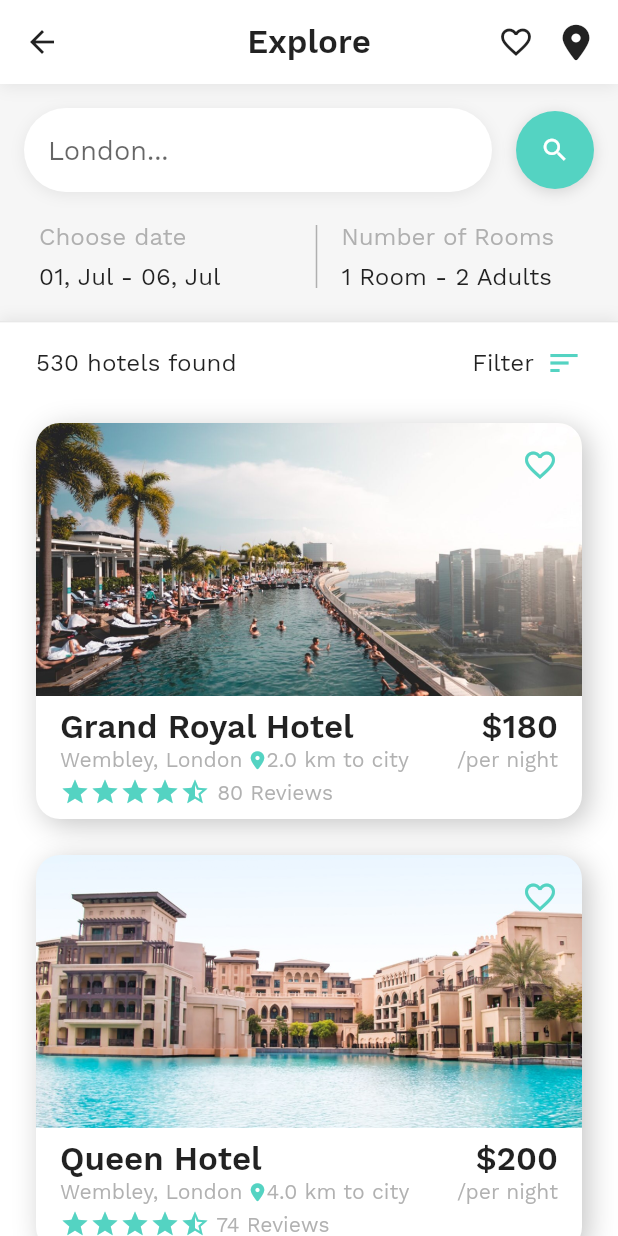
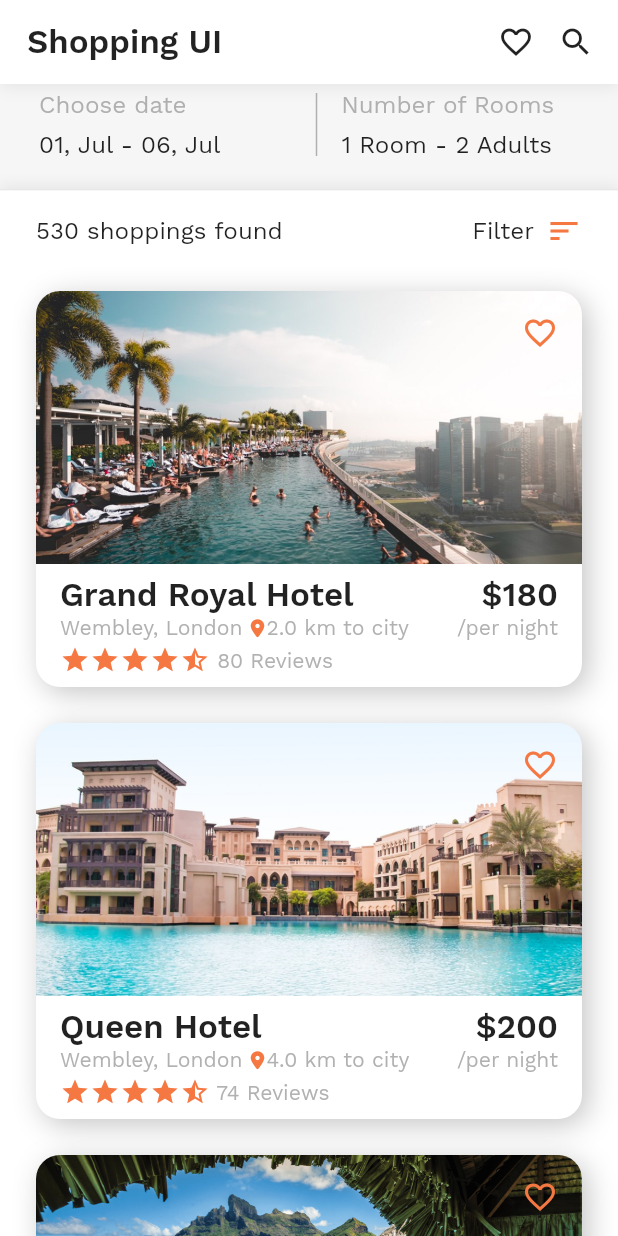
Before and after one commit to rijaz-logiticks/Shopping-App-UI, a Flutter app: the screen it shows after launch, on a phone screen of 412 x 824 dp. Run offline on Flutter 3.47's test engine with Material 2 defaults, Android fonts, the phone set to English and light mode, and no system bars; drawn by our look-alikes of smooth_star_rating; our stand-ins replace font_awesome_flutter.

```diff
--- a/lib/main.dart
+++ b/lib/main.dart
@@ -1,6 +1,6 @@
 import 'package:flutter/material.dart';
-import 'package:shopping_ui/screens/hotel_home_screen.dart';
-import 'package:shopping_ui/theme/hotel_app_theme.dart';
+import 'package:shopping_ui/screens/shopping_home_screen.dart';
+import 'package:shopping_ui/theme/shopping_app_theme.dart';
 
 void main() {
   runApp(MyApp());
@@ -13,7 +13,7 @@ class MyApp extends StatelessWidget {
     return MaterialApp(
       title: 'Shopping UI',
       theme: HotelAppTheme.buildLightTheme(),
-      home: HotelHomeScreen(),
+      home: ShoppingHomeScreen(),
     );
   }
 }
--- a/lib/models/hotel_list_data.dart
+++ b/lib/models/shopping_list_data.dart
@@ -1,5 +1,5 @@
-class HotelListData {
-  HotelListData({
+class ShoppingListData {
+  ShoppingListData({
     this.imagePath = '',
     this.titleTxt = '',
     this.subTxt = "",
@@ -17,9 +17,9 @@ class HotelListData {
   int reviews;
   int perNight;
 
-  static List<HotelListData> hotelList = <HotelListData>[
-    HotelListData(
-      imagePath: 'assets/images/hotel_1.png',
+  static List<ShoppingListData> shoppingList = <ShoppingListData>[
+    ShoppingListData(
+      imagePath: 'assets/images/shopping_1.png',
       titleTxt: 'Grand Royal Hotel',
       subTxt: 'Wembley, London',
       dist: 2.0,
@@ -27,8 +27,8 @@ class HotelListData {
       rating: 4.4,
       perNight: 180,
     ),
-    HotelListData(
-      imagePath: 'assets/images/hotel_2.png',
+    ShoppingListData(
+      imagePath: 'assets/images/shopping_2.png',
       titleTxt: 'Queen Hotel',
       subTxt: 'Wembley, London',
       dist: 4.0,
@@ -36,8 +36,8 @@ class HotelListData {
       rating: 4.5,
       perNight: 200,
     ),
-    HotelListData(
-      imagePath: 'assets/images/hotel_3.png',
+    ShoppingListData(
+      imagePath: 'assets/images/shopping_3.png',
       titleTxt: 'Grand Royal Hotel',
       subTxt: 'Wembley, London',
       dist: 3.0,
@@ -45,8 +45,8 @@ class HotelListData {
       rating: 4.0,
       perNight: 60,
     ),
-    HotelListData(
-      imagePath: 'assets/images/hotel_4.png',
+    ShoppingListData(
+      imagePath: 'assets/images/shopping_4.png',
       titleTxt: 'Queen Hotel',
       subTxt: 'Wembley, London',
       dist: 7.0,
@@ -54,8 +54,8 @@ class HotelListData {
       rating: 4.4,
       perNight: 170,
     ),
-    HotelListData(
-      imagePath: 'assets/images/hotel_5.png',
+    ShoppingListData(
+      imagePath: 'assets/images/shopping_5.png',
       titleTxt: 'Grand Royal Hotel',
       subTxt: 'Wembley, London',
       dist: 2.0,
--- a/lib/screens/filters_screen.dart
+++ b/lib/screens/filters_screen.dart
@@ -1,10 +1,9 @@
 import 'package:flutter/cupertino.dart';
 import 'package:flutter/material.dart';
 import 'package:shopping_ui/models/popular_filter_list.dart';
-import 'package:shopping_ui/theme/hotel_app_theme.dart';
+import 'package:shopping_ui/theme/shopping_app_theme.dart';
 import 'package:shopping_ui/widgets/range_slider_view.dart';
 import 'package:shopping_ui/widgets/slider_view.dart';
-
 
 class FiltersScreen extends StatefulWidget {
   @override
--- a/lib/screens/hotel_home_screen.dart
+++ b/lib/screens/shopping_home_screen.dart
@@ -3,21 +3,21 @@ import 'dart:ui';
 import 'package:flutter/material.dart';
 import 'package:font_awesome_flutter/font_awesome_flutter.dart';
 import 'package:intl/intl.dart';
-import 'package:shopping_ui/models/hotel_list_data.dart';
-import 'package:shopping_ui/theme/hotel_app_theme.dart';
+import 'package:shopping_ui/models/shopping_list_data.dart';
+import 'package:shopping_ui/theme/shopping_app_theme.dart';
 import 'package:shopping_ui/widgets/calendar_popup_view.dart';
-import 'package:shopping_ui/widgets/hotel_list_view.dart';
+import 'package:shopping_ui/widgets/shopping_list_view.dart';
 import 'filters_screen.dart';
 
-class HotelHomeScreen extends StatefulWidget {
+class ShoppingHomeScreen extends StatefulWidget {
   @override
-  _HotelHomeScreenState createState() => _HotelHomeScreenState();
+  _ShoppingHomeScreenState createState() => _ShoppingHomeScreenState();
 }
 
-class _HotelHomeScreenState extends State<HotelHomeScreen>
+class _ShoppingHomeScreenState extends State<ShoppingHomeScreen>
     with TickerProviderStateMixin {
   late AnimationController animationController;
-  List<HotelListData> hotelList = HotelListData.hotelList;
+  List<ShoppingListData> shoppingList = ShoppingListData.shoppingList;
   final ScrollController _scrollController = ScrollController();
 
   DateTime startDate = DateTime.now();
@@ -43,9 +43,7 @@ class _HotelHomeScreenState extends State<HotelHomeScreen>
 
   @override
   Widget build(BuildContext context) {
-    return Theme(
-      data: HotelAppTheme.buildLightTheme(),
-      child: Container(
+    return Container(
       child: Scaffold(
         body: Stack(
           children: <Widget>[
@@ -71,7 +69,6 @@ class _HotelHomeScreenState extends State<HotelHomeScreen>
                                 (BuildContext context, int index) {
                               return Column(
                                 children: <Widget>[
-                                    getSearchBarUI(),
                                   getTimeDateUI(),
                                 ],
                               );
@@ -87,15 +84,15 @@ class _HotelHomeScreenState extends State<HotelHomeScreen>
                         ];
                       },
                       body: Container(
-                          color:
-                              HotelAppTheme.buildLightTheme().backgroundColor,
+                        color: HotelAppTheme.buildLightTheme().backgroundColor,
                         child: ListView.builder(
-                            itemCount: hotelList.length,
+                          itemCount: shoppingList.length,
                           padding: const EdgeInsets.only(top: 8),
                           scrollDirection: Axis.vertical,
                           itemBuilder: (BuildContext context, int index) {
-                              final int count =
-                                  hotelList.length > 10 ? 10 : hotelList.length;
+                            final int count = shoppingList.length > 10
+                                ? 10
+                                : shoppingList.length;
                             final Animation<double> animation =
                                 Tween<double>(begin: 0.0, end: 1.0).animate(
                                     CurvedAnimation(
@@ -104,9 +101,9 @@ class _HotelHomeScreenState extends State<HotelHomeScreen>
                                             (1 / count) * index, 1.0,
                                             curve: Curves.fastOutSlowIn)));
                             animationController.forward();
-                              return HotelListView(
+                            return ShoppingListView(
                               callback: () {},
-                                hotelData: hotelList[index],
+                              shoppingData: shoppingList[index],
                               animation: animation,
                               animationController: animationController,
                             );
@@ -119,7 +116,6 @@ class _HotelHomeScreenState extends State<HotelHomeScreen>
               ),
             ),
           ],
-          ),
         ),
       ),
     );
@@ -147,11 +143,11 @@ class _HotelHomeScreenState extends State<HotelHomeScreen>
                   return const SizedBox();
                 } else {
                   return ListView.builder(
-                    itemCount: hotelList.length,
+                    itemCount: shoppingList.length,
                     scrollDirection: Axis.vertical,
                     itemBuilder: (BuildContext context, int index) {
                       final int count =
-                          hotelList.length > 10 ? 10 : hotelList.length;
+                          shoppingList.length > 10 ? 10 : shoppingList.length;
                       final Animation<double> animation =
                           Tween<double>(begin: 0.0, end: 1.0).animate(
                               CurvedAnimation(
@@ -160,9 +156,9 @@ class _HotelHomeScreenState extends State<HotelHomeScreen>
                                       curve: Curves.fastOutSlowIn)));
                       animationController.forward();
 
-                      return HotelListView(
+                      return ShoppingListView(
                         callback: () {},
-                        hotelData: hotelList[index],
+                        shoppingData: shoppingList[index],
                         animation: animation,
                         animationController: animationController,
                       );
@@ -178,9 +174,9 @@ class _HotelHomeScreenState extends State<HotelHomeScreen>
   }
 
   Widget getHotelViewList() {
-    final List<Widget> hotelListViews = <Widget>[];
-    for (int i = 0; i < hotelList.length; i++) {
-      final int count = hotelList.length;
+    final List<Widget> shoppingListViews = <Widget>[];
+    for (int i = 0; i < shoppingList.length; i++) {
+      final int count = shoppingList.length;
       final Animation<double> animation =
           Tween<double>(begin: 0.0, end: 1.0).animate(
         CurvedAnimation(
@@ -188,10 +184,10 @@ class _HotelHomeScreenState extends State<HotelHomeScreen>
           curve: Interval((1 / count) * i, 1.0, curve: Curves.fastOutSlowIn),
         ),
       );
-      hotelListViews.add(
-        HotelListView(
+      shoppingListViews.add(
+        ShoppingListView(
           callback: () {},
-          hotelData: hotelList[i],
+          shoppingData: shoppingList[i],
           animation: animation,
           animationController: animationController,
         ),
@@ -199,7 +195,7 @@ class _HotelHomeScreenState extends State<HotelHomeScreen>
     }
     animationController.forward();
     return Column(
-      children: hotelListViews,
+      children: shoppingListViews,
     );
   }
 
@@ -321,81 +317,6 @@ class _HotelHomeScreenState extends State<HotelHomeScreen>
     );
   }
 
-  Widget getSearchBarUI() {
-    return Padding(
-      padding: const EdgeInsets.only(left: 16, right: 16, top: 8, bottom: 8),
-      child: Row(
-        children: <Widget>[
-          Expanded(
-            child: Padding(
-              padding: const EdgeInsets.only(right: 16, top: 8, bottom: 8),
-              child: Container(
-                decoration: BoxDecoration(
-                  color: HotelAppTheme.buildLightTheme().backgroundColor,
-                  borderRadius: const BorderRadius.all(
-                    Radius.circular(38.0),
-                  ),
-                  boxShadow: <BoxShadow>[
-                    BoxShadow(
-                        color: Colors.grey.withOpacity(0.2),
-                        offset: const Offset(0, 2),
-                        blurRadius: 8.0),
-                  ],
-                ),
-                child: Padding(
-                  padding: const EdgeInsets.only(
-                      left: 16, right: 16, top: 4, bottom: 4),
-                  child: TextField(
-                    onChanged: (String txt) {},
-                    style: const TextStyle(
-                      fontSize: 18,
-                    ),
-                    cursorColor: HotelAppTheme.buildLightTheme().primaryColor,
-                    decoration: InputDecoration(
-                      border: InputBorder.none,
-                      hintText: 'London...',
-                    ),
-                  ),
-                ),
-              ),
-            ),
-          ),
-          Container(
-            decoration: BoxDecoration(
-              color: HotelAppTheme.buildLightTheme().primaryColor,
-              borderRadius: const BorderRadius.all(
-                Radius.circular(38.0),
-              ),
-              boxShadow: <BoxShadow>[
-                BoxShadow(
-                    color: Colors.grey.withOpacity(0.4),
-                    offset: const Offset(0, 2),
-                    blurRadius: 8.0),
-              ],
-            ),
-            child: Material(
-              color: Colors.transparent,
-              child: InkWell(
-                borderRadius: const BorderRadius.all(
-                  Radius.circular(32.0),
-                ),
-                onTap: () {
-                  FocusScope.of(context).requestFocus(FocusNode());
-                },
-                child: Padding(
-                  padding: const EdgeInsets.all(16.0),
-                  child: Icon(Icons.search,
-                      size: 20,
-                      color: HotelAppTheme.buildLightTheme().backgroundColor),
-                ),
-              ),
-            ),
-          ),
-        ],
-      ),
-    );
-  }
-
   Widget getFilterBarUI() {
     return Stack(
       children: <Widget>[
@@ -427,7 +348,7 @@ class _HotelHomeScreenState extends State<HotelHomeScreen>
                   child: Padding(
                     padding: const EdgeInsets.all(8.0),
                     child: Text(
-                      '530 hotels found',
+                      '530 shoppings found',
                       style: TextStyle(
                         fontWeight: FontWeight.w100,
                         fontSize: 16,
@@ -498,7 +419,7 @@ class _HotelHomeScreenState extends State<HotelHomeScreen>
       builder: (BuildContext context) => CalendarPopupView(
         barrierDismissible: true,
         minimumDate: DateTime.now(),
-        maximumDate: DateTime(DateTime.now().year , DateTime.now().month+1,
+        maximumDate: DateTime(DateTime.now().year, DateTime.now().month + 1,
             DateTime.now().day + 10),
         initialEndDate: endDate,
         initialStartDate: startDate,
@@ -528,37 +449,15 @@ class _HotelHomeScreenState extends State<HotelHomeScreen>
       ),
       child: Padding(
         padding: EdgeInsets.only(
-            top: MediaQuery.of(context).padding.top, left: 8, right: 8),
+            top: MediaQuery.of(context).padding.top, left: 18, right: 8),
         child: Row(
           children: <Widget>[
-            Container(
-              alignment: Alignment.centerLeft,
-              width: AppBar().preferredSize.height + 40,
-              height: AppBar().preferredSize.height,
-              child: Material(
-                color: Colors.transparent,
-                child: InkWell(
-                  borderRadius: const BorderRadius.all(
-                    Radius.circular(32.0),
-                  ),
-                  onTap: () {
-                    Navigator.pop(context);
-                  },
-                  child: Padding(
-                    padding: const EdgeInsets.all(8.0),
-                    child: Icon(Icons.arrow_back),
-                  ),
-                ),
-              ),
-            ),
             Expanded(
-              child: Center(
               child: Text(
-                  'Explore',
+                'Shopping UI',
                 style: TextStyle(
                   fontWeight: FontWeight.w600,
                   fontSize: 22,
-                  ),
                 ),
               ),
             ),
@@ -591,7 +490,7 @@ class _HotelHomeScreenState extends State<HotelHomeScreen>
                       onTap: () {},
                       child: Padding(
                         padding: const EdgeInsets.all(8.0),
-                        child: Icon(FontAwesomeIcons.mapMarkerAlt),
+                        child: Icon(Icons.search),
                       ),
                     ),
                   ),
--- a/lib/theme/hotel_app_theme.dart
+++ b/lib/theme/shopping_app_theme.dart
@@ -22,8 +22,8 @@ class HotelAppTheme {
   }
 
   static ThemeData buildLightTheme() {
-    final Color primaryColor = HexColor('#54D3C2');
-    final Color secondaryColor = HexColor('#54D3C2');
+    final Color primaryColor = HexColor('#f57842');
+    final Color secondaryColor = HexColor('#f57842');
     final ColorScheme colorScheme = const ColorScheme.light().copyWith(
       primary: primaryColor,
       secondary: secondaryColor,
--- a/lib/widgets/calendar_popup_view.dart
+++ b/lib/widgets/calendar_popup_view.dart
@@ -2,7 +2,7 @@ import 'dart:ui';
 
 import 'package:flutter/material.dart';
 import 'package:intl/intl.dart';
-import 'package:shopping_ui/theme/hotel_app_theme.dart';
+import 'package:shopping_ui/theme/shopping_app_theme.dart';
 
 import '../widgets/custom_calendar.dart';
 
@@ -216,7 +216,8 @@ class _CalendarPopupViewState extends State<CalendarPopupView>
                                         // animationController.reverse().then((f) {
 
                                         // });
-                                        widget.onApplyClick(startDate!, endDate!);
+                                        widget.onApplyClick(
+                                            startDate!, endDate!);
                                         Navigator.pop(context);
                                       } catch (_) {}
                                     },
--- a/lib/widgets/custom_calendar.dart
+++ b/lib/widgets/custom_calendar.dart
@@ -1,6 +1,6 @@
 import 'package:flutter/material.dart';
 import 'package:intl/intl.dart';
-import 'package:shopping_ui/theme/hotel_app_theme.dart';
+import 'package:shopping_ui/theme/shopping_app_theme.dart';
 
 class CustomCalendarView extends StatefulWidget {
   const CustomCalendarView(
--- a/lib/widgets/range_slider_view.dart
+++ b/lib/widgets/range_slider_view.dart
@@ -1,6 +1,6 @@
 import 'package:flutter/material.dart';
 
-import '../theme/hotel_app_theme.dart';
+import '../theme/shopping_app_theme.dart';
 
 class RangeSliderView extends StatefulWidget {
   const RangeSliderView(
@@ -72,8 +72,8 @@ class _RangeSliderViewState extends State<RangeSliderView> {
           ),
           SliderTheme(
             data: SliderThemeData(
-              // rangeThumbShape: CustomRangeThumbShape(),
-            ),
+                // rangeThumbShape: CustomRangeThumbShape(),
+                ),
             child: RangeSlider(
               values: _values,
               min: 0.0,
--- a/lib/widgets/hotel_list_view.dart
+++ b/lib/widgets/shopping_list_view.dart
@@ -1,21 +1,20 @@
 import 'package:flutter/material.dart';
 import 'package:font_awesome_flutter/font_awesome_flutter.dart';
-import 'package:shopping_ui/models/hotel_list_data.dart';
-import 'package:shopping_ui/theme/hotel_app_theme.dart';
+import 'package:shopping_ui/models/shopping_list_data.dart';
+import 'package:shopping_ui/theme/shopping_app_theme.dart';
 import 'package:smooth_star_rating/smooth_star_rating.dart';
 
-
-class HotelListView extends StatelessWidget {
-  const HotelListView(
+class ShoppingListView extends StatelessWidget {
+  const ShoppingListView(
       {Key? key,
-      required this.hotelData,
+      required this.shoppingData,
       required this.animationController,
       required this.animation,
       required this.callback})
       : super(key: key);
 
   final VoidCallback callback;
-  final HotelListData hotelData;
+  final ShoppingListData shoppingData;
   final AnimationController animationController;
   final Animation<double> animation;
 
@@ -57,7 +56,7 @@ class HotelListView extends StatelessWidget {
                             AspectRatio(
                               aspectRatio: 2,
                               child: Image.asset(
-                                hotelData.imagePath,
+                                shoppingData.imagePath,
                                 fit: BoxFit.cover,
                               ),
                             ),
@@ -80,7 +79,7 @@ class HotelListView extends StatelessWidget {
                                               CrossAxisAlignment.start,
                                           children: <Widget>[
                                             Text(
-                                              hotelData.titleTxt,
+                                              shoppingData.titleTxt,
                                               textAlign: TextAlign.left,
                                               style: TextStyle(
                                                 fontWeight: FontWeight.w600,
@@ -94,7 +93,7 @@ class HotelListView extends StatelessWidget {
                                                   MainAxisAlignment.start,
                                               children: <Widget>[
                                                 Text(
-                                                  hotelData.subTxt,
+                                                  shoppingData.subTxt,
                                                   style: TextStyle(
                                                       fontSize: 14,
                                                       color: Colors.grey
@@ -112,7 +111,7 @@ class HotelListView extends StatelessWidget {
                                                 ),
                                                 Expanded(
                                                   child: Text(
-                                                    '${hotelData.dist.toStringAsFixed(1)} km to city',
+                                                    '${shoppingData.dist.toStringAsFixed(1)} km to city',
                                                     overflow:
                                                         TextOverflow.ellipsis,
                                                     style: TextStyle(
@@ -131,7 +130,7 @@ class HotelListView extends StatelessWidget {
                                                   SmoothStarRating(
                                                     allowHalfRating: true,
                                                     starCount: 5,
-                                                    rating: hotelData.rating,
+                                                    rating: shoppingData.rating,
                                                     size: 20,
                                                     color: HotelAppTheme
                                                             .buildLightTheme()
@@ -141,7 +140,7 @@ class HotelListView extends StatelessWidget {
                                                         .primaryColor,
                                                   ),
                                                   Text(
-                                                    ' ${hotelData.reviews} Reviews',
+                                                    ' ${shoppingData.reviews} Reviews',
                                                     style: TextStyle(
                                                         fontSize: 14,
                                                         color: Colors.grey
@@ -165,7 +164,7 @@ class HotelListView extends StatelessWidget {
                                           CrossAxisAlignment.end,
                                       children: <Widget>[
                                         Text(
-                                          '\$${hotelData.perNight}',
+                                          '\$${shoppingData.perNight}',
                                           textAlign: TextAlign.left,
                                           style: TextStyle(
                                             fontWeight: FontWeight.w600,
--- a/lib/widgets/slider_view.dart
+++ b/lib/widgets/slider_view.dart
@@ -1,6 +1,6 @@
 import 'package:flutter/material.dart';
 
-import '../theme/hotel_app_theme.dart';
+import '../theme/shopping_app_theme.dart';
 
 class SliderView extends StatefulWidget {
   const SliderView(
```
Also changed, not shown: assets/images/shopping_1.png (renamed from assets/images/hotel_1.png), assets/images/shopping_2.png (renamed from assets/images/hotel_2.png), assets/images/shopping_3.png (renamed from assets/images/hotel_3.png), assets/images/shopping_4.png (renamed from assets/images/hotel_4.png), assets/images/shopping_5.png (renamed from assets/images/hotel_5.png). Lines whose indentation alone changed are shown as unchanged.
